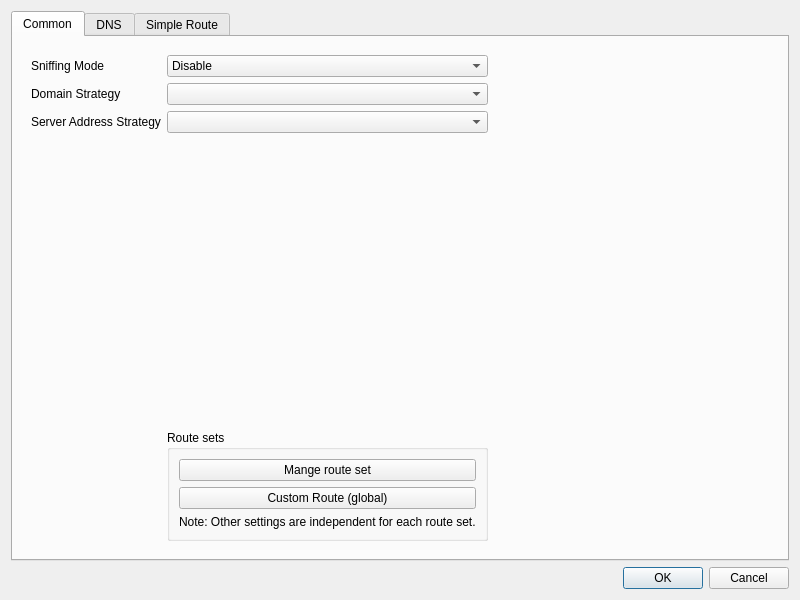
Before: the Qt Designer form src/ui/dialog_manage_routes.ui in Ogstra/proxor, drawn with Qt 5.
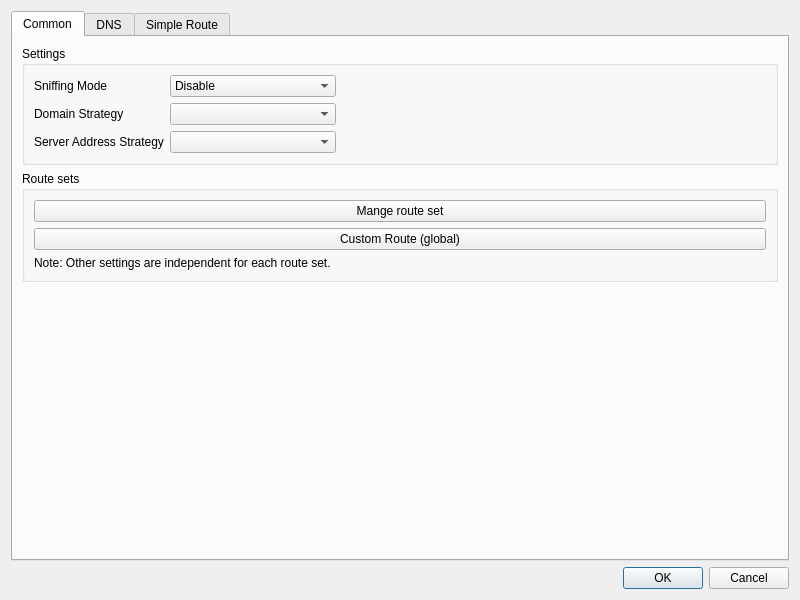
After: the same form once the commit is applied.

Commit message: style: reorganize settings dialogs

```diff
--- a/src/ui/dialog_manage_routes.ui
+++ b/src/ui/dialog_manage_routes.ui
@@ -25,70 +25,19 @@
       </attribute>
       <layout class="QVBoxLayout" name="verticalLayout_3">
        <item>
-        <widget class="QWidget" name="widget" native="true">
+        <widget class="QGroupBox" name="routing_settings_box">
+         <property name="title">
+          <string>Settings</string>
+         </property>
          <layout class="QGridLayout" name="gridLayout_2">
-          <item row="4" column="1">
-           <spacer name="verticalSpacer">
-            <property name="orientation">
-             <enum>Qt::Vertical</enum>
-            </property>
-            <property name="sizeHint" stdset="0">
-             <size>
-              <width>20</width>
-              <height>40</height>
-             </size>
-            </property>
-           </spacer>
-          </item>
-          <item row="5" column="1">
-           <widget class="QGroupBox" name="groupBox">
-            <property name="title">
-             <string>Route sets</string>
-            </property>
-            <layout class="QVBoxLayout" name="verticalLayout_7">
-             <item>
-              <widget class="QPushButton" name="load_save">
-               <property name="text">
-                <string>Mange route set</string>
-               </property>
-              </widget>
-             </item>
-             <item>
-              <widget class="QPushButton" name="custom_route_global_edit">
-               <property name="text">
-                <string>Custom Route (global)</string>
-               </property>
-              </widget>
-             </item>
-             <item>
-              <widget class="QLabel" name="label_5">
-               <property name="text">
-                <string>Note: Other settings are independent for each route set.</string>
-               </property>
-              </widget>
-             </item>
-            </layout>
-           </widget>
-          </item>
-          <item row="2" column="0">
-           <widget class="QLabel" name="label_6">
-            <property name="toolTip">
-             <string notr="true">For V2Ray, it sets routing.domainStrategy
-For sing-box, it sets inbound.domain_strategy</string>
-            </property>
+          <item row="0" column="0">
+           <widget class="QLabel" name="label">
             <property name="text">
-             <string>Domain Strategy</string>
+             <string>Sniffing Mode</string>
             </property>
            </widget>
           </item>
-          <item row="3" column="1">
-           <widget class="QComboBox" name="outbound_domain_strategy">
-            <property name="editable">
-             <bool>false</bool>
-            </property>
-           </widget>
-          </item>
-          <item row="1" column="1">
+          <item row="0" column="1">
            <widget class="QComboBox" name="sniffing_mode">
             <item>
              <property name="text">
@@ -107,28 +56,7 @@
             </item>
            </widget>
           </item>
-          <item row="1" column="0">
-           <widget class="QLabel" name="label">
-            <property name="text">
-             <string>Sniffing Mode</string>
-            </property>
-           </widget>
-          </item>
-          <item row="3" column="0">
-           <widget class="QLabel" name="label_3">
-            <property name="text">
-             <string>Server Address Strategy</string>
-            </property>
-           </widget>
-          </item>
-          <item row="2" column="1">
-           <widget class="QComboBox" name="domainStrategyCombo">
-            <property name="editable">
-             <bool>false</bool>
-            </property>
-           </widget>
-          </item>
-          <item row="1" column="2">
+          <item row="0" column="2">
            <spacer name="horizontalSpacer_3">
             <property name="orientation">
              <enum>Qt::Horizontal</enum>
@@ -141,9 +69,84 @@
             </property>
            </spacer>
           </item>
+          <item row="1" column="0">
+           <widget class="QLabel" name="label_6">
+            <property name="toolTip">
+             <string notr="true">For V2Ray, it sets routing.domainStrategy
+For sing-box, it sets inbound.domain_strategy</string>
+            </property>
+            <property name="text">
+             <string>Domain Strategy</string>
+            </property>
+           </widget>
+          </item>
+          <item row="1" column="1">
+           <widget class="QComboBox" name="domainStrategyCombo">
+            <property name="editable">
+             <bool>false</bool>
+            </property>
+           </widget>
+          </item>
+          <item row="2" column="0">
+           <widget class="QLabel" name="label_3">
+            <property name="text">
+             <string>Server Address Strategy</string>
+            </property>
+           </widget>
+          </item>
+          <item row="2" column="1">
+           <widget class="QComboBox" name="outbound_domain_strategy">
+            <property name="editable">
+             <bool>false</bool>
+            </property>
+           </widget>
+          </item>
          </layout>
         </widget>
        </item>
+       <item>
+        <widget class="QGroupBox" name="groupBox">
+         <property name="title">
+          <string>Route sets</string>
+         </property>
+         <layout class="QVBoxLayout" name="verticalLayout_7">
+          <item>
+           <widget class="QPushButton" name="load_save">
+            <property name="text">
+             <string>Mange route set</string>
+            </property>
+           </widget>
+          </item>
+          <item>
+           <widget class="QPushButton" name="custom_route_global_edit">
+            <property name="text">
+             <string>Custom Route (global)</string>
+            </property>
+           </widget>
+          </item>
+          <item>
+           <widget class="QLabel" name="label_5">
+            <property name="text">
+             <string>Note: Other settings are independent for each route set.</string>
+            </property>
+           </widget>
+          </item>
+         </layout>
+        </widget>
+       </item>
+       <item>
+        <spacer name="verticalSpacer">
+         <property name="orientation">
+          <enum>Qt::Vertical</enum>
+         </property>
+         <property name="sizeHint" stdset="0">
+          <size>
+           <width>20</width>
+           <height>40</height>
+          </size>
+         </property>
+        </spacer>
+       </item>
       </layout>
      </widget>
      <widget class="QWidget" name="tab_3">
```
Left out of the diff: 2 changed lines with no effect on the pictures. The commit also changes 3 other files.
